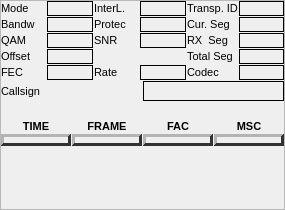
hb9tob/QSSTV, file src/drmrx/drmstatusframe.ui: the form before one commit.
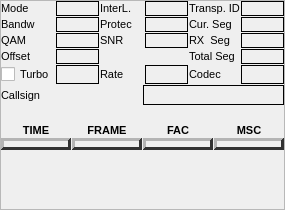
The form after the commit. Custom widgets are drawn as their Qt base class.

Commit message:
Add Turbo checkbox in DRM status frame for RX mode selection
Temporary UI control: checkbox toggles ldpc_mode_flag (0=Viterbi, 1=Turbo)
for testing turbo code in loopback before proper FAC signaling is implemented.
FEC display updated: shows "Turbo" or "Viterbi" instead of "LDPC"/"Legacy".

The edit to the form file:
```diff
--- a/src/drmrx/drmstatusframe.ui
+++ b/src/drmrx/drmstatusframe.ui
@@ -319,9 +319,9 @@
       </widget>
      </item>
      <item row="4" column="0">
-      <widget class="QLabel" name="fecLabel">
+      <widget class="QCheckBox" name="turboCheckBox">
        <property name="text">
-        <string>FEC</string>
+        <string>Turbo</string>
        </property>
       </widget>
      </item>
```
The commit also changes 2 other files.
